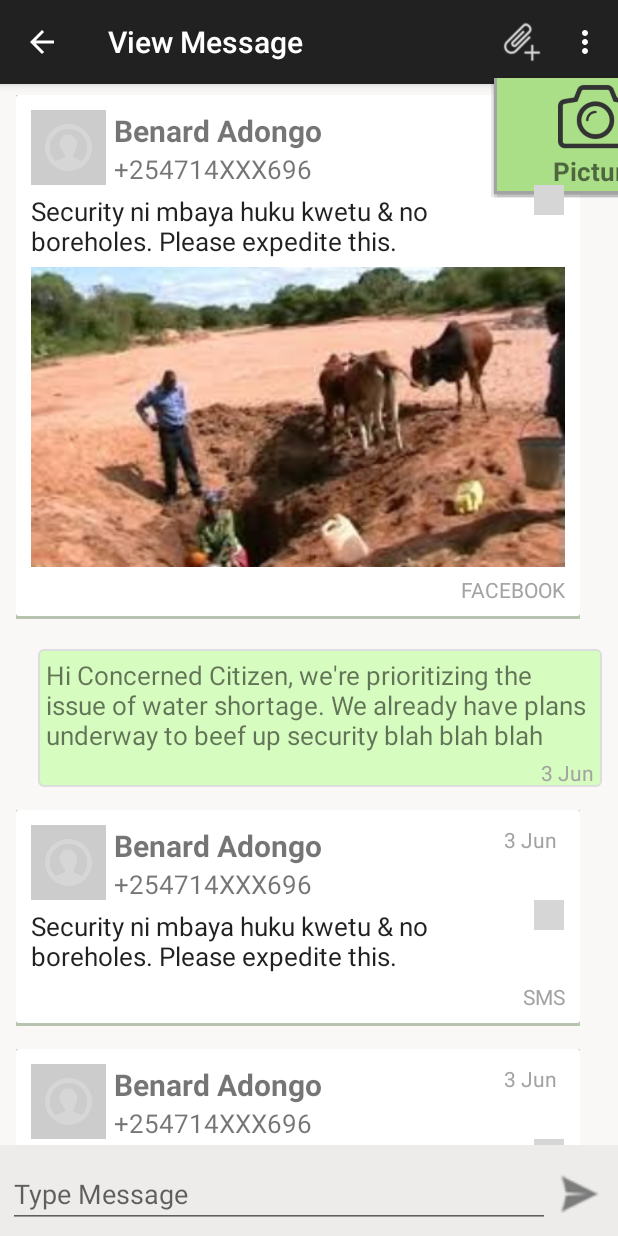
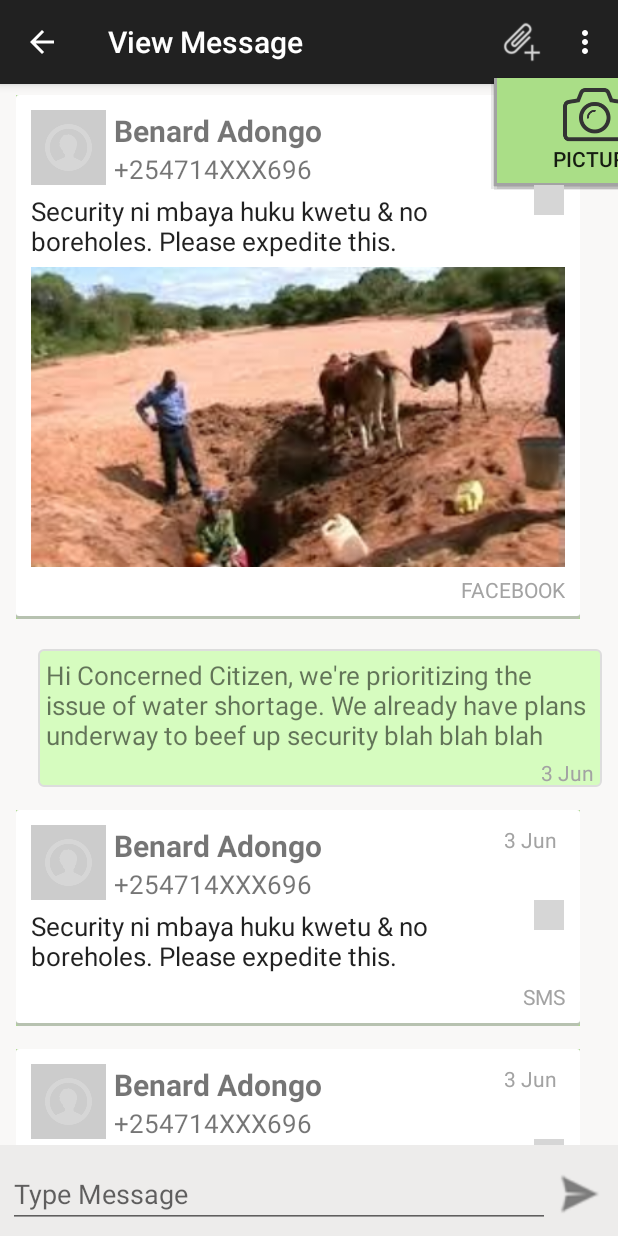
Before and after one commit to oguyaLabs/iCKE, an Android app: the ViewMessageActivity screen opened directly, with no data from a screen before it, after a tap on "Attach", on a phone screen of 412 x 824 dp. Run offline under Robolectric (Android 15) with nearby library versions, the phone set to English and light mode, and no system bars; grey boxes are pictures that could not be loaded.

Commit message:
attach_media popup::changing imageviews to button views

```diff
--- a/icounty/src/main/res/layout/attach_media.xml
+++ b/icounty/src/main/res/layout/attach_media.xml
@@ -10,7 +10,7 @@
         android:id="@+id/row_1"
         android:orientation="horizontal"
         android:layout_width="match_parent"
-        android:layout_height="75dp"
+        android:layout_height="70dp"
         android:layout_marginLeft="5dp"
         android:layout_marginRight="5dp"
         android:background="@color/splash_screen_bg">
@@ -30,24 +30,16 @@
             android:background="@drawable/attach_media_bg"
             android:layout_height="match_parent">
 
-            <ImageView
+            <Button
                 android:id="@+id/attach_photo"
                 android:onClick="attachMenuListener"
                 android:layout_width="match_parent"
-                android:layout_height="50dp"
-                android:layout_gravity="center_horizontal"
-                android:adjustViewBounds="true"
-                android:contentDescription="@string/contentDescription"
-                android:src="@drawable/camera" />
-
-            <TextView
+                android:layout_height="match_parent"
                 android:text="@string/action_attach_pic"
-                android:textSize="17sp"
-                android:textStyle="bold"
-                android:gravity="center_horizontal"
-                android:layout_width="match_parent"
-                android:layout_height="wrap_content" />
-
+                android:drawableTop="@drawable/ic_attach_camera"
+                android:drawablePadding="-10dp"
+                android:background="@drawable/attach_media_bg"
+                android:layout_gravity="top|center_horizontal" />
 
         </LinearLayout>
 
@@ -66,22 +58,16 @@
             android:background="@drawable/attach_media_bg"
             android:layout_height="match_parent">
 
-            <ImageView
+            <Button
                 android:id="@+id/attach_audio"
+                android:onClick="attachMenuListener"
                 android:layout_width="match_parent"
-                android:onClick="attachMenuListener"
-                android:layout_height="50dp"
-                android:adjustViewBounds="true"
-                android:contentDescription="@string/contentDescription"
-                android:src="@drawable/audio_record" />
-
-            <TextView
+                android:layout_height="match_parent"
                 android:text="@string/action_attach_audio"
-                android:textSize="17sp"
-                android:textStyle="bold"
-                android:gravity="center_horizontal"
-                android:layout_width="match_parent"
-                android:layout_height="wrap_content" />
+                android:drawableTop="@drawable/ic_attach_audio"
+                android:drawablePadding="-10dp"
+                android:background="@drawable/attach_media_bg"
+                android:layout_gravity="top|center_horizontal" />
 
         </LinearLayout>
 
@@ -101,22 +87,17 @@
             android:background="@drawable/attach_media_bg"
             android:layout_height="match_parent">
 
-            <ImageView
+            <Button
                 android:id="@+id/attach_video"
                 android:onClick="attachMenuListener"
                 android:layout_width="match_parent"
-                android:layout_height="50dp"
-                android:adjustViewBounds="true"
-                android:contentDescription="@string/contentDescription"
-                android:src="@drawable/video_record" />
+                android:layout_height="match_parent"
+                android:text="@string/action_attach_video"
+                android:drawableTop="@drawable/ic_attach_video"
+                android:drawablePadding="-10dp"
+                android:background="@drawable/attach_media_bg"
+                android:layout_gravity="top|center_horizontal" />
 
-            <TextView
-                android:text="@string/action_attach_video"
-                android:textSize="17sp"
-                android:textStyle="bold"
-                android:gravity="center_horizontal"
-                android:layout_width="match_parent"
-                android:layout_height="wrap_content" />
         </LinearLayout>
 
         <View
```
